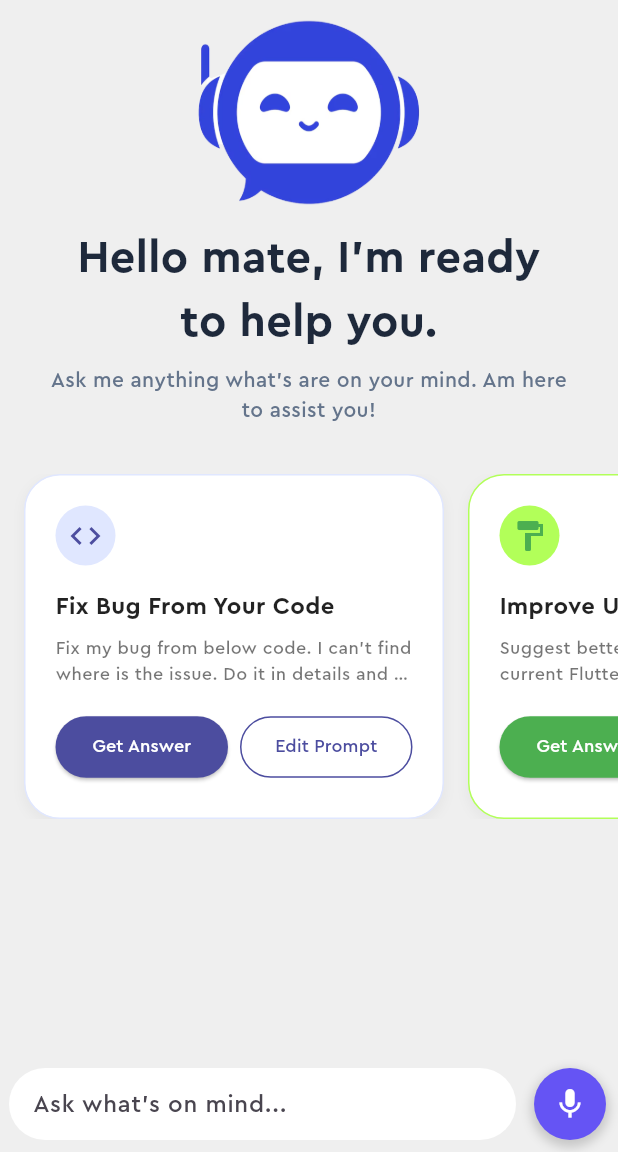
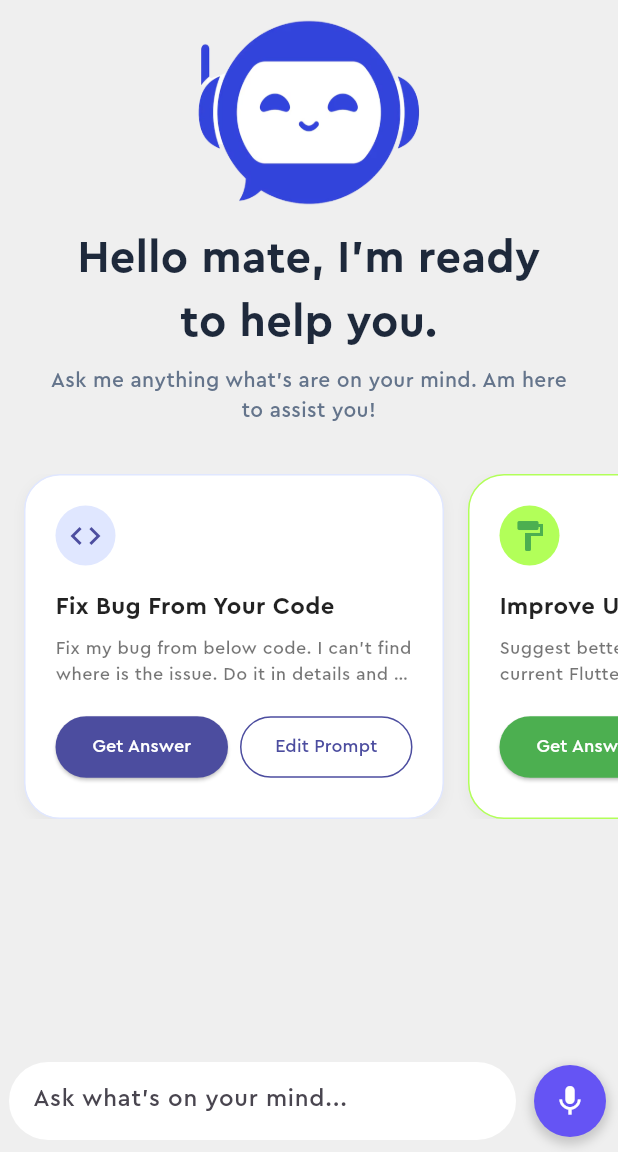
Before and after one commit to asadeee-web/chatbot, a Flutter app: the screen it shows after launch, on a phone screen of 412 x 824 dp, the part 84-1236 px from its top. Run offline on Flutter 3.47's test engine with Material 3 defaults, Android fonts, the phone set to English and light mode, and no system bars; our stand-ins replace animate_do, flutter_highlight, flutter_markdown, flutter_tts, permission_handler, shared_preferences and 1 more.

Commit message:
do some updates and fix minnor bugs

```diff
--- a/lib/features/chat/chat_screen.dart
+++ b/lib/features/chat/chat_screen.dart
@@ -40,7 +40,7 @@ class ChatScreen extends StatelessWidget {
                 profileImage: isUser
                     ? "assets/images/asad.PNG"
                     : "assets/images/bot.png",
-                senderName: isUser ? "You" : "Rak-GPT",
+                senderName: isUser ? "You" : "Bot",
                 message: message.replaceAll(regex, "").trim(),
               ),
               const SizedBox(height: 6),
--- a/lib/features/home/home_screen.dart
+++ b/lib/features/home/home_screen.dart
@@ -33,7 +33,7 @@ class HomeScreen extends StatelessWidget {
                       model.scrollToBottom();
                     });
                   },
-                  onChanged: (value) => model.notifyListeners(),
+                  onChanged: (value) => model.uiResfresh(),
                   ontap: () {
                     if (model.isListening) {
                       model.stopListening();
@@ -66,7 +66,7 @@ class HomeScreen extends StatelessWidget {
         IconButton(
           icon: const Icon(Icons.refresh, color: Color(0xFF666666)),
           onPressed: () {
-            model.messages.clear();
+            model.clearMessagesList();
           },
         ),
       ],
--- a/lib/features/welcome/welcome_screen.dart
+++ b/lib/features/welcome/welcome_screen.dart
@@ -1,3 +1,4 @@
+import 'package:animate_do/animate_do.dart';
 import 'package:flutter/material.dart';
 import 'package:chatbot/features/home/home_view_model.dart';
 import 'package:chatbot/widgets/custom_prompt_card.dart';
@@ -14,15 +15,18 @@ class WelcomeScreen extends StatelessWidget {
       child: Column(
         crossAxisAlignment: CrossAxisAlignment.center,
         children: [
-          Image.asset(
+          SlideInDown(
+            child: Image.asset(
               "assets/images/bot.png",
               height: 150,
               width: 150,
               fit: BoxFit.contain,
             ),
-          const Padding(
-            padding: EdgeInsets.symmetric(horizontal: 32.0),
-            child: Text(
+          ),
+          Padding(
+            padding: const EdgeInsets.symmetric(horizontal: 32.0),
+            child: SlideInDown(
+              child: const Text(
                 "Hello mate, I’m ready to help you.",
                 textAlign: TextAlign.center,
                 style: TextStyle(
@@ -32,13 +36,16 @@ class WelcomeScreen extends StatelessWidget {
                 ),
               ),
             ),
+          ),
           const SizedBox(height: 8),
-          const Padding(
-            padding: EdgeInsets.symmetric(horizontal: 32.0),
-            child: Text(
+          Padding(
+            padding: const EdgeInsets.symmetric(horizontal: 32.0),
+            child: SlideInDown(
+              child: const Text(
                 'Ask me anything what\'s are on your mind. Am here to assist you!',
                 textAlign: TextAlign.center,
                 style: TextStyle(fontSize: 14, color: Color(0xFF64748B)),
+              ),
             ),
           ),
           const SizedBox(height: 32),
@@ -64,7 +71,7 @@ class WelcomeScreen extends StatelessWidget {
                       model.onGetAnswer(desc);
                     },
                     onEditPrompt: (desc) {
-                      model.onGetAnswer(desc);
+                      model.onEditPrompt(desc);
                     },
                   ),
                 );
--- a/lib/widgets/custom_input.dart
+++ b/lib/widgets/custom_input.dart
@@ -1,7 +1,5 @@
-import 'dart:ui';
-
+import 'package:animate_do/animate_do.dart';
 import 'package:flutter/material.dart';
-import 'package:get/get.dart';
 
 class InputBar extends StatelessWidget {
   final TextEditingController controller;
@@ -9,7 +7,7 @@ class InputBar extends StatelessWidget {
   final VoidCallback? onFocus;
   final FocusNode focusNode;
   final ValueChanged<String>? onChanged;
-  final bool isListening; // ✅ add state
+  final bool isListening;
 
   const InputBar({
     super.key,
@@ -18,29 +16,47 @@ class InputBar extends StatelessWidget {
     this.onFocus,
     required this.focusNode,
     this.onChanged,
-    required this.isListening, // ✅ required
+    required this.isListening,
   });
 
   @override
   Widget build(BuildContext context) {
-    return Row(
+    return SlideInUp(
+      child: Row(
         children: [
           Expanded(
             child: Container(
-            padding: const EdgeInsets.symmetric(horizontal: 16),
+              padding: const EdgeInsets.only(
+                right: 16,
+                left: 16,
+                bottom: 10,
+                top: 12,
+              ),
               margin: const EdgeInsets.only(left: 6, bottom: 8),
               decoration: BoxDecoration(
                 color: Colors.white,
                 borderRadius: BorderRadius.circular(30),
               ),
-            child: TextFormField(
+              child: ConstrainedBox(
+                constraints: const BoxConstraints(
+                  minHeight: 30,
+                  maxHeight: 150,
+                ),
+                child: Scrollbar(
+                  child: TextField(
                     focusNode: focusNode,
                     controller: controller,
                     onChanged: onChanged,
                     onTap: onFocus,
+                    keyboardType: TextInputType.multiline,
+                    textInputAction: TextInputAction.newline,
+                    maxLines: null,
                     decoration: const InputDecoration(
-                hintText: 'Ask what\'s on mind...',
+                      hintText: 'Ask what\'s on your mind...',
                       border: InputBorder.none,
+                      isCollapsed: true,
+                    ),
+                  ),
                 ),
               ),
             ),
@@ -62,14 +78,15 @@ class InputBar extends StatelessWidget {
             ),
             child: IconButton(
               icon: isListening
-                ? const Icon(Icons.stop, color: Colors.white) // ⏹ Stop
+                  ? const Icon(Icons.stop, color: Colors.white)
                   : controller.text.isEmpty
-                ? const Icon(Icons.mic, color: Colors.white) // 🎤 Mic
-                : const Icon(Icons.send, color: Colors.white), // 📩 Send
+                  ? const Icon(Icons.mic, color: Colors.white)
+                  : const Icon(Icons.send, color: Colors.white),
               onPressed: ontap,
             ),
           ),
         ],
+      ),
     );
   }
 }
--- a/lib/widgets/custom_prompt_card.dart
+++ b/lib/widgets/custom_prompt_card.dart
@@ -1,3 +1,4 @@
+import 'package:animate_do/animate_do.dart';
 import 'package:flutter/material.dart';
 
 class CustomPromptCard extends StatelessWidget {
@@ -24,7 +25,8 @@ class CustomPromptCard extends StatelessWidget {
 
   @override
   Widget build(BuildContext context) {
-    return Container(
+    return SlideInLeft(
+      child: Container(
         width: 280,
         padding: const EdgeInsets.all(20),
         decoration: BoxDecoration(
@@ -117,6 +119,7 @@ class CustomPromptCard extends StatelessWidget {
             ),
           ],
         ),
+      ),
     );
   }
 }
```
Also changed, not shown: lib/features/home/home_view_model.dart (+9 -1 lines), lib/widgets/custom_highlight_view.dart (+10 -39 lines). Lines whose indentation alone changed are shown as unchanged.
